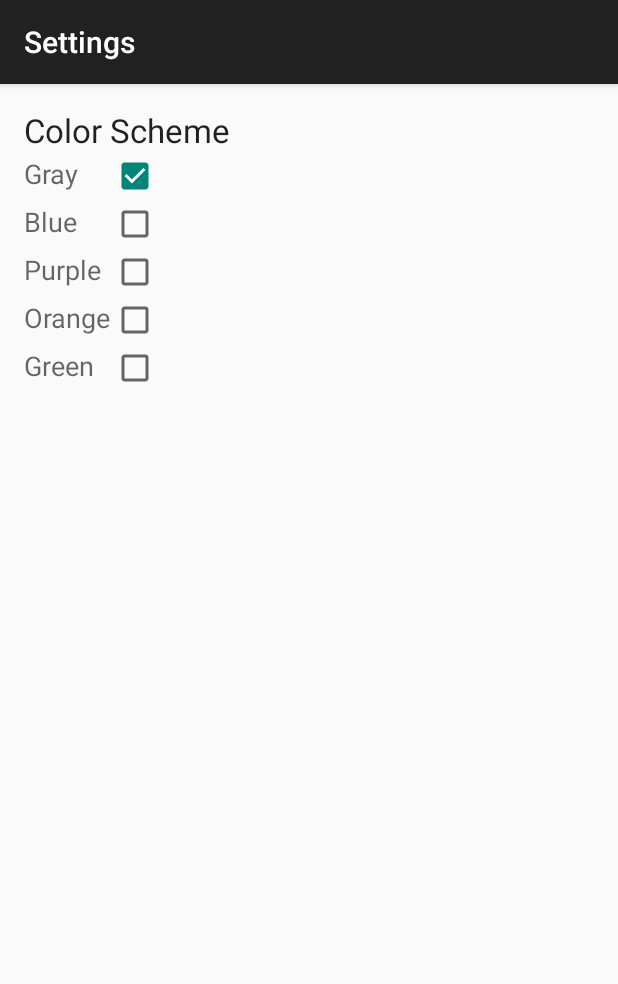
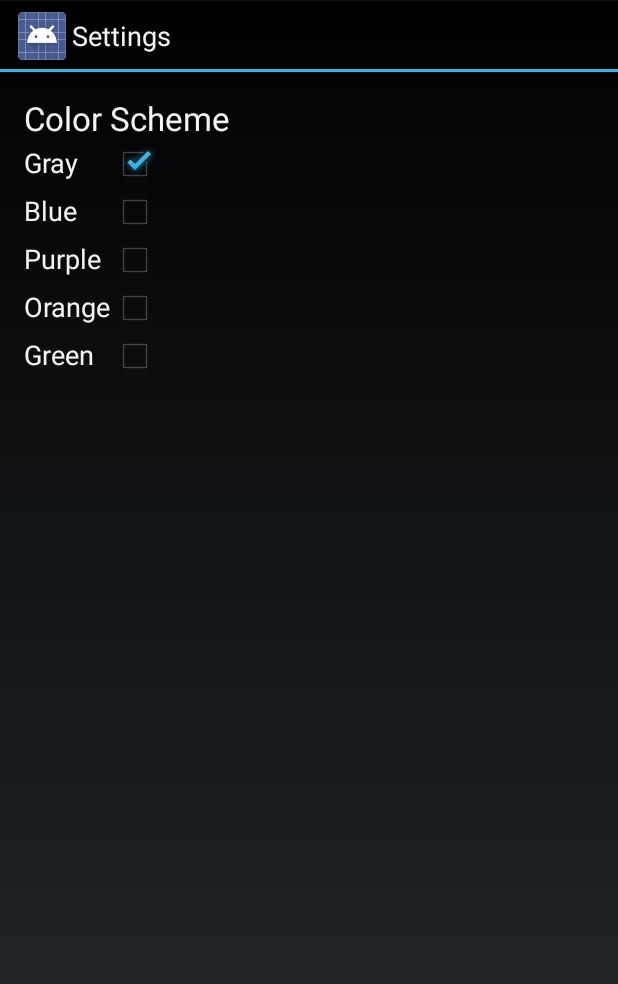
Before and after one commit to hkcc-programming-project-group-s/PacmanRobotController, an Android app: the screen it shows after launch (SettingActivity), in the options menu, after a tap on "Settings", on a phone screen of 412 x 824 dp. Shown: the top 984 px of the screen. Run offline under Robolectric (Android 15) with nearby library versions, the phone set to English and light mode, and no system bars.

```diff
--- a/app/build.gradle
+++ b/app/build.gradle
@@ -1,8 +1,8 @@
 apply plugin: 'com.android.application'
 
 android {
-    compileSdkVersion 21
-    buildToolsVersion "21.1.2"
+    compileSdkVersion 19
+    buildToolsVersion '19.1.0'
 
     defaultConfig {
         applicationId "edu.hkcc.pacmanrobot.pacmanrobotcontroller"
@@ -21,7 +21,5 @@ android {
 
 dependencies {
     compile fileTree(include: ['*.jar'], dir: 'libs')
-    compile 'com.android.support:appcompat-v7:21.0.3'
     compile files('libs/utils.jar')
-    compile files('libs/scala/lib/scala-library.jar')
 }
--- a/app/src/main/AndroidManifest.xml
+++ b/app/src/main/AndroidManifest.xml
@@ -6,7 +6,7 @@
         android:allowBackup="true"
         android:icon="@drawable/ic_launcher"
         android:label="@string/app_name"
-        android:theme="@style/AppTheme" >
+        android:theme="@android:style/Theme.Holo">
         <activity
             android:name=".MainActivity"
             android:label="@string/app_name" >
--- a/app/src/main/java/edu/hkcc/pacmanrobot/pacmanrobotcontroller/ControllerActivity.java
+++ b/app/src/main/java/edu/hkcc/pacmanrobot/pacmanrobotcontroller/ControllerActivity.java
@@ -1,10 +1,10 @@
 package edu.hkcc.pacmanrobot.pacmanrobotcontroller;
 
+import android.app.Activity;
 import android.app.AlertDialog;
 import android.content.DialogInterface;
 import android.content.Intent;
 import android.os.Bundle;
-import android.support.v7.app.ActionBarActivity;
 import android.view.Menu;
 import android.view.MenuItem;
 import android.view.View;
@@ -12,18 +12,37 @@ import android.widget.Button;
 
 import java.io.IOException;
 import java.io.ObjectOutputStream;
-import java.net.Inet4Address;
 import java.net.InetSocketAddress;
 import java.net.Socket;
 
 import hkccpacmanrobot.utils.Maths;
 import hkccpacmanrobot.utils.message.MovementCommand;
-import hkccpacmanrobot.utils.message.MovementCommand$;
-import hkccpacmanrobot.utils.message.Messenger;
-import hkccpacmanrobot.utils.message.Messenger$;
 
 
-public class ControllerActivity extends ActionBarActivity {
+public class ControllerActivity extends Activity {
+    public final double RADIUS = 5d;
+    public double direction = 0d;
+    public double distance = 0d;
+    public Thread sender = new Thread(new Runnable() {
+        @Override
+        public void run() {
+
+            Socket socket = new Socket();
+            try {
+                socket.connect(new InetSocketAddress(MainActivity.getServerHostName(), MainActivity.getServerPort()));
+                ObjectOutputStream out = new ObjectOutputStream(socket.getOutputStream());
+                while (true) {
+                    out.writeObject(new MovementCommand((byte) 1, new Maths.Point2D(direction, distance)));
+                    Thread.sleep(50);
+                }
+            } catch (IOException e) {
+                e.printStackTrace();
+            } catch (InterruptedException e) {
+                e.printStackTrace();
+            }
+        }
+    });
+
     public void stopGame(View view) {
         new AlertDialog.Builder(this)
                 .setTitle("Stop Game")
@@ -49,8 +68,6 @@ public class ControllerActivity extends ActionBarActivity {
         setTitle("Controller");
         addListener();
     }
-
-    public final double RADIUS = 5d;
 
     public void addListener() {
         ((Button) findViewById(R.id.button_UP)).setOnClickListener(new View.OnClickListener() {
@@ -117,29 +134,6 @@ public class ControllerActivity extends ActionBarActivity {
         });
     }
 
-    public double direction = 0d;
-    public double distance = 0d;
-
-public Thread sender=new Thread(new Runnable() {
-    @Override
-    public void run() {
-
-        Socket socket=new Socket();
-        try {
-            socket.connect(new InetSocketAddress(MainActivity.getServerHostName(),MainActivity.getServerPort()));
-            ObjectOutputStream out=new ObjectOutputStream(socket.getOutputStream());
-            while (true)
-            {
-                out.writeObject(new MovementCommand(MovementCommand.MODE_POLAR(),new Maths.Point2D(direction,distance)));
-                Thread.sleep(50);
-            }
-        } catch (IOException e) {
-            e.printStackTrace();
-        } catch (InterruptedException e) {
-            e.printStackTrace();
-        }
-    }
-});
     public void pauseGame(View view) {
         startActivity(new Intent(this, PauseActivity.class));
     }
--- a/app/src/main/java/edu/hkcc/pacmanrobot/pacmanrobotcontroller/MainActivity.java
+++ b/app/src/main/java/edu/hkcc/pacmanrobot/pacmanrobotcontroller/MainActivity.java
@@ -1,15 +1,22 @@
 package edu.hkcc.pacmanrobot.pacmanrobotcontroller;
 
-import android.content.Context;
+import android.app.Activity;
 import android.content.Intent;
 import android.os.Bundle;
-import android.support.v7.app.ActionBarActivity;
 import android.view.Menu;
 import android.view.MenuItem;
 import android.view.View;
 
 
-public class MainActivity extends ActionBarActivity {
+public class MainActivity extends Activity {
+
+    public static String getServerHostName() {
+        return null;
+    }
+
+    public static int getServerPort() {
+        return 1234;
+    }
 
     @Override
     protected void onCreate(Bundle savedInstanceState) {
@@ -17,7 +24,6 @@ public class MainActivity extends ActionBarActivity {
         setContentView(R.layout.activity_main);
         //setTitle("Welcome");
     }
-
 
     @Override
     public boolean onCreateOptionsMenu(Menu menu) {
@@ -45,12 +51,4 @@ public class MainActivity extends ActionBarActivity {
 
         return super.onOptionsItemSelected(item);
     }
-
-    public static String getServerHostName() {
-        return null;
-    }
-
-    public static int getServerPort() {
-        return 1234;
-    }
 }
--- a/app/src/main/java/edu/hkcc/pacmanrobot/pacmanrobotcontroller/PauseActivity.java
+++ b/app/src/main/java/edu/hkcc/pacmanrobot/pacmanrobotcontroller/PauseActivity.java
@@ -1,16 +1,16 @@
 package edu.hkcc.pacmanrobot.pacmanrobotcontroller;
 
+import android.app.Activity;
 import android.app.AlertDialog;
 import android.content.DialogInterface;
 import android.content.Intent;
 import android.os.Bundle;
-import android.support.v7.app.ActionBarActivity;
 import android.view.Menu;
 import android.view.MenuItem;
 import android.view.View;
 
 
-public class PauseActivity extends ActionBarActivity {
+public class PauseActivity extends Activity {
     public void resumeGame(View view) {
         startActivity(new Intent(this, ControllerActivity.class));
     }
--- a/app/src/main/java/edu/hkcc/pacmanrobot/pacmanrobotcontroller/SettingActivity.java
+++ b/app/src/main/java/edu/hkcc/pacmanrobot/pacmanrobotcontroller/SettingActivity.java
@@ -1,12 +1,12 @@
 package edu.hkcc.pacmanrobot.pacmanrobotcontroller;
 
-import android.support.v7.app.ActionBarActivity;
+import android.app.Activity;
 import android.os.Bundle;
 import android.view.Menu;
 import android.view.MenuItem;
 
 
-public class SettingActivity extends ActionBarActivity {
+public class SettingActivity extends Activity {
 
     @Override
     protected void onCreate(Bundle savedInstanceState) {
--- a/app/src/main/res/menu/menu_controller.xml
+++ b/app/src/main/res/menu/menu_controller.xml
@@ -1,7 +1,9 @@
 <menu xmlns:android="http://schemas.android.com/apk/res/android"
-    xmlns:app="http://schemas.android.com/apk/res-auto"
     xmlns:tools="http://schemas.android.com/tools"
     tools:context="edu.hkcc.pacmanrobot.pacmanrobotcontroller.ControllerActivity">
-    <item android:id="@+id/action_settings" android:title="@string/action_settings"
-        android:orderInCategory="100" app:showAsAction="never" />
+    <item
+        android:id="@+id/action_settings"
+        android:orderInCategory="100"
+        android:showAsAction="never"
+        android:title="@string/action_settings" />
 </menu>
--- a/app/src/main/res/menu/menu_main.xml
+++ b/app/src/main/res/menu/menu_main.xml
@@ -2,5 +2,5 @@
     xmlns:app="http://schemas.android.com/apk/res-auto"
     xmlns:tools="http://schemas.android.com/tools" tools:context=".MainActivity">
     <item android:id="@+id/action_settings" android:title="@string/action_settings"
-        android:orderInCategory="100" app:showAsAction="never" />
+        android:orderInCategory="100" android:showAsAction="never" />
 </menu>
--- a/app/src/main/res/menu/menu_pause.xml
+++ b/app/src/main/res/menu/menu_pause.xml
@@ -3,5 +3,5 @@
     xmlns:tools="http://schemas.android.com/tools"
     tools:context="edu.hkcc.pacmanrobot.pacmanrobotcontroller.PauseActivity">
     <item android:id="@+id/action_settings" android:title="@string/action_settings"
-        android:orderInCategory="100" app:showAsAction="never" />
+        android:orderInCategory="100" android:showAsAction="never" />
 </menu>
--- a/app/src/main/res/values/strings.xml
+++ b/app/src/main/res/values/strings.xml
@@ -2,7 +2,6 @@
 <resources>
 
     <string name="app_name">Pacman Robot Controller</string>
-    <string name="hello_world">Hello world!</string>
     <string name="action_settings">Settings</string>
     <string name="title_activity_setting">SettingActivity</string>
     <string name="title_activity_pause">PauseActivity</string>
--- a/app/src/main/res/values/styles.xml
+++ b/app/src/main/res/values/styles.xml
@@ -1,8 +1,6 @@
 <resources>
 
     <!-- Base application theme. -->
-    <style name="AppTheme" parent="Theme.AppCompat.Light.DarkActionBar">
-        <!-- Customize your theme here. -->
-    </style>
+
 
 </resources>
```
Also changed, not shown: app/libs/utils.jar, 1 other file.
